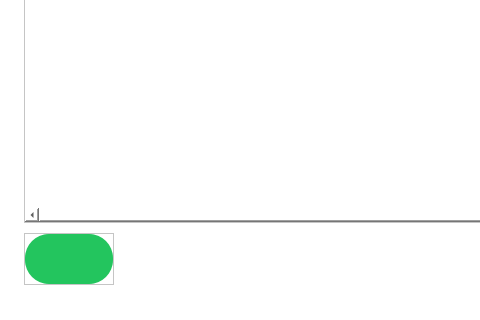
First picture: the form in win.ui, repository JuannRob/final-lab2, before the edit; both pictures show x 0 to 480 and y 370 to 690 of the 1098 by 690 pixel window.
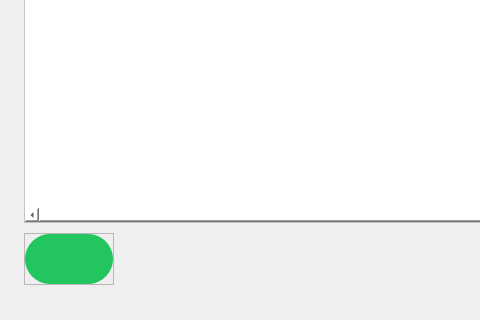
Second picture: the form after the edit. Icons and pictures are not drawn.

```diff
--- a/win.ui
+++ b/win.ui
@@ -14,8 +14,11 @@
    <string>LibreriApp</string>
   </property>
   <property name="styleSheet">
-    <string notr="true">background-color: rgb(255, 255, 255);
-    </string>
+   <string notr="true">background-color: rgb(255, 255, 255);
+QPushButton#comprar:disabled
+{
+	color: rgb(255, 85, 0);
+}</string>
   </property>
   <widget class="QWidget" name="centralwidget">
    <layout class="QHBoxLayout" name="horizontalLayout_3">
@@ -182,7 +185,9 @@
                 </font>
                </property>
                <property name="styleSheet">
-                <string notr="true">border-radius: 24; background-color:rgb(35, 197, 94)</string>
+                <string notr="true">border-radius: 25; 
+background-color:rgb(35, 197, 94);
+border-color: rgb(0, 0, 0);</string>
                </property>
                <property name="text">
                 <string/>
@@ -193,8 +198,8 @@
                </property>
                <property name="iconSize">
                 <size>
-                 <width>30</width>
-                 <height>30</height>
+                 <width>52</width>
+                 <height>52</height>
                 </size>
                </property>
               </widget>
```
